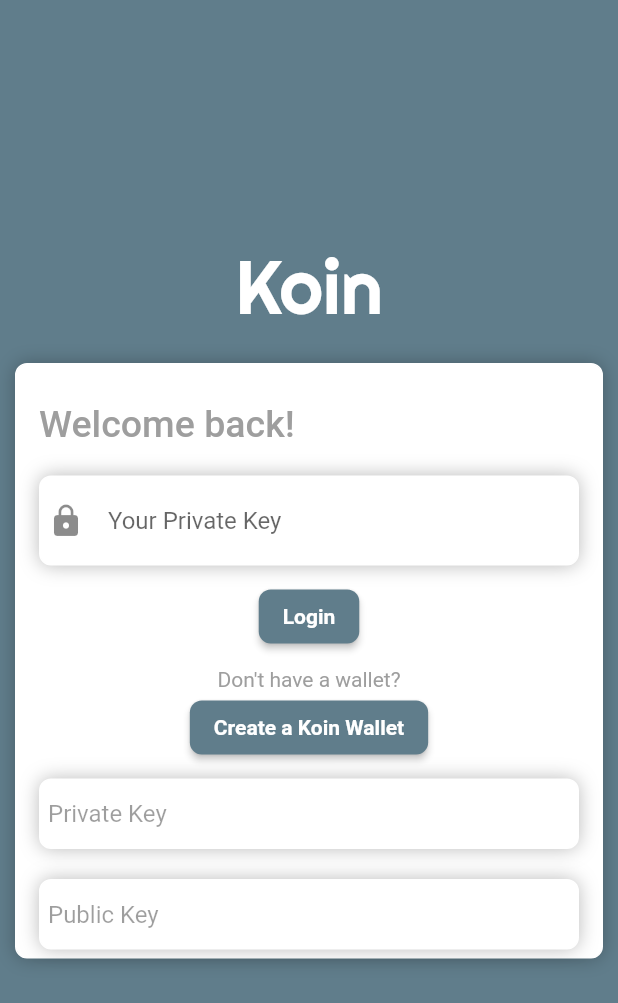
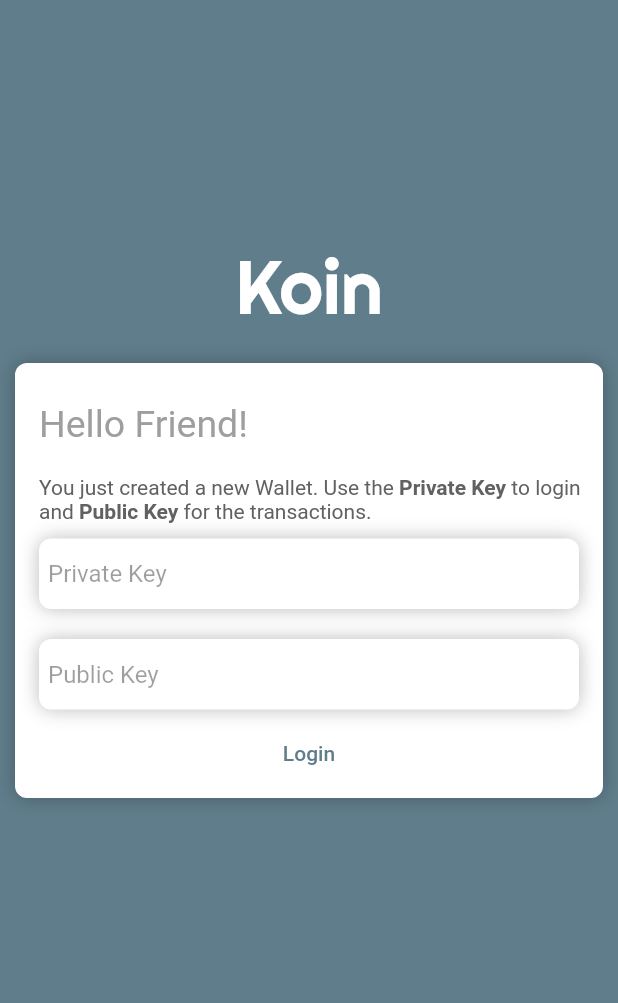
Before and after one commit to phatng45/koin, a Flutter app: the screen it shows after launch, on a phone screen of 412 x 824 dp. Shown: the top 1003 px of the screen. Run offline on Flutter 3.47's test engine with Material 2 defaults, Android fonts, the phone set to English and light mode, and no system bars; our stand-ins replace google_fonts.

Commit message:
update create wallet page

```diff
--- /dev/null
+++ b/lib/CreateWalletPage.dart
@@ -0,0 +1,75 @@
+import 'package:flutter/material.dart';
+import 'package:koin/LoginPage.dart';
+
+class CreateWalletPage extends StatelessWidget {
+  const CreateWalletPage({Key? key}) : super(key: key);
+
+  @override
+  Widget build(BuildContext context) {
+    return IntroPage(
+      child: Column(
+        children: <Widget>[
+          Row(
+            children: [
+              Padding(
+                padding: EdgeInsets.fromLTRB(10, 20, 0, 20),
+                child: Text(
+                  "Hello Friend!",
+                  style: Theme.of(context).textTheme.titleLarge?.copyWith(
+                        fontSize: 25,
+                      ),
+                  textAlign: TextAlign.left,
+                ),
+              ),
+            ],
+          ),
+          Padding(
+            padding: EdgeInsets.fromLTRB(10, 0, 0, 0),
+            child: RichText(
+              text: TextSpan(
+                  style: Theme.of(context).textTheme.bodyMedium,
+                  text: "You just created a new Wallet. Use the ",
+                  children: [
+                    TextSpan(
+                        text: "Private Key",
+                        style: TextStyle(fontWeight: FontWeight.bold)),
+                    TextSpan(text: " to login and "),
+                    TextSpan(
+                        text: "Public Key",
+                        style: TextStyle(fontWeight: FontWeight.bold)),
+                    TextSpan(text: " for the transactions.")
+                  ]),
+            ),
+          ),
+          Padding(
+            padding: EdgeInsets.fromLTRB(0, 10, 0, 0),
+            child: MyContainer(
+                child: TextField(
+              enabled: false,
+              decoration: InputDecoration(
+                border: InputBorder.none,
+                hintText: "Private Key",
+                isDense: true,
+              ),
+            )),
+          ),
+          Padding(
+            padding: EdgeInsets.fromLTRB(0, 20, 0, 0),
+            child: MyContainer(
+                child: TextField(
+              enabled: false,
+              decoration: InputDecoration(
+                border: InputBorder.none,
+                hintText: "Public Key",
+                isDense: true,
+              ),
+            )),
+          ),
+          Padding(
+              padding: EdgeInsets.fromLTRB(0, 5, 0, 0),
+              child: TextButton(onPressed: () {}, child: Text("Login")))
+        ],
+      ),
+    );
+  }
+}
--- a/lib/LoginPage.dart
+++ b/lib/LoginPage.dart
@@ -11,18 +11,7 @@ class LoginPage extends StatefulWidget {
 class _LoginPageState extends State<LoginPage> {
   @override
   Widget build(BuildContext context) {
-    return Scaffold(
-        body: SafeArea(
-            child: Column(children: <Widget>[
-      Padding(
-        padding: EdgeInsets.fromLTRB(0, 160, 0, 20),
-        child: Text(
-          "Koin",
-          style: GoogleFonts.righteous(
-              fontSize: 50, fontWeight: FontWeight.w500, color: Colors.white),
-        ),
-      ),
-      MyContainer(
+    return IntroPage(
         child: Column(children: <Widget>[
       Row(
         children: [
@@ -31,7 +20,6 @@ class _LoginPageState extends State<LoginPage> {
             child: Text(
               "Welcome back!",
               style: Theme.of(context).textTheme.titleLarge?.copyWith(
-                        color: Colors.grey,
                     fontSize: 25,
                   ),
               textAlign: TextAlign.left,
@@ -58,31 +46,33 @@ class _LoginPageState extends State<LoginPage> {
         style: Theme.of(context).textTheme.bodyMedium,
       ),
       ElevatedButton(onPressed: () {}, child: Text("Create a Koin Wallet")),
+    ]));
+  }
+}
+
+class IntroPage extends StatelessWidget {
+  IntroPage({
+    super.key,
+    this.child,
+  });
+
+  Widget? child;
+
+  @override
+  Widget build(BuildContext context) {
+    return Scaffold(
+        body: SafeArea(
+            child: Column(children: <Widget>[
       Padding(
-            padding: EdgeInsets.fromLTRB(0, 10, 0, 0),
-            child: MyContainer(
-                child: TextField(
-              enabled: false,
-              decoration: InputDecoration(
-                border: InputBorder.none,
-                hintText: "Private Key",
-                isDense: true,
+        padding: EdgeInsets.fromLTRB(0, 160, 0, 20),
+        child: Text(
+          "Koin",
+          style: GoogleFonts.righteous(
+              fontSize: 50, fontWeight: FontWeight.w500, color: Colors.white),
         ),
-            )),
       ),
-          Padding(
-            padding: EdgeInsets.fromLTRB(0, 20, 0, 0),
-            child: MyContainer(
-                child: TextField(
-              enabled: false,
-              decoration: InputDecoration(
-                border: InputBorder.none,
-                hintText: "Public Key",
-                isDense: true,
-              ),
-            )),
-          ),
-        ]),
+      MyContainer(
+        child: child ?? SizedBox.shrink(),
       )
     ])));
   }
--- a/lib/main.dart
+++ b/lib/main.dart
@@ -1,5 +1,6 @@
 import 'package:flutter/material.dart';
 import 'package:google_fonts/google_fonts.dart';
+import 'package:koin/CreateWalletPage.dart';
 
 import 'LoginPage.dart';
 
@@ -45,12 +46,13 @@ class MyApp extends StatelessWidget {
         ),
         // fontFamily: GoogleFonts.roboto(color: Colors.grey[800]).fontFamily,
         textTheme: GoogleFonts.robotoTextTheme().copyWith(
-          displayLarge: TextStyle(color: Colors.grey[800]),
-          bodyMedium: TextStyle(color: Colors.grey[500]),
+          titleLarge: TextStyle(color: Colors.grey[500], fontWeight: FontWeight.normal),
+          displayLarge: TextStyle(color: Colors.grey[700]),
+          bodyMedium: TextStyle(color: Colors.grey[700]),
         ),
         colorScheme: ColorScheme.fromSwatch(primarySwatch: Colors.blueGrey),
       ),
-      home: LoginPage(),
+      home: CreateWalletPage(),
     );
   }
 }
```
Lines whose indentation alone changed are shown as unchanged.
